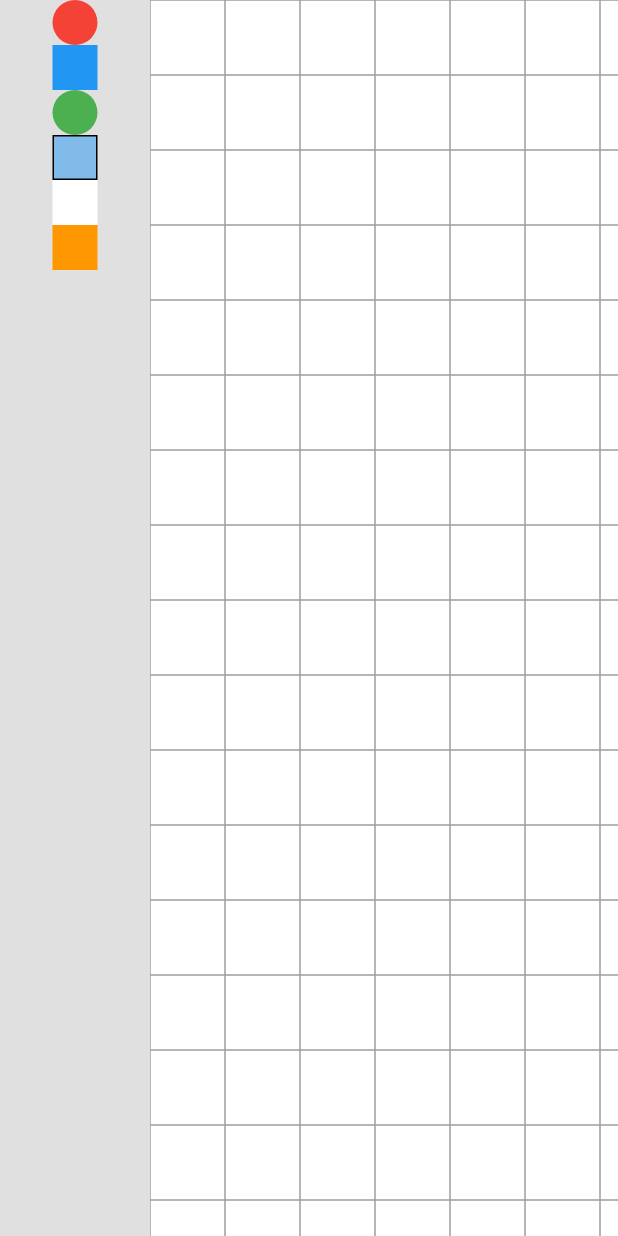
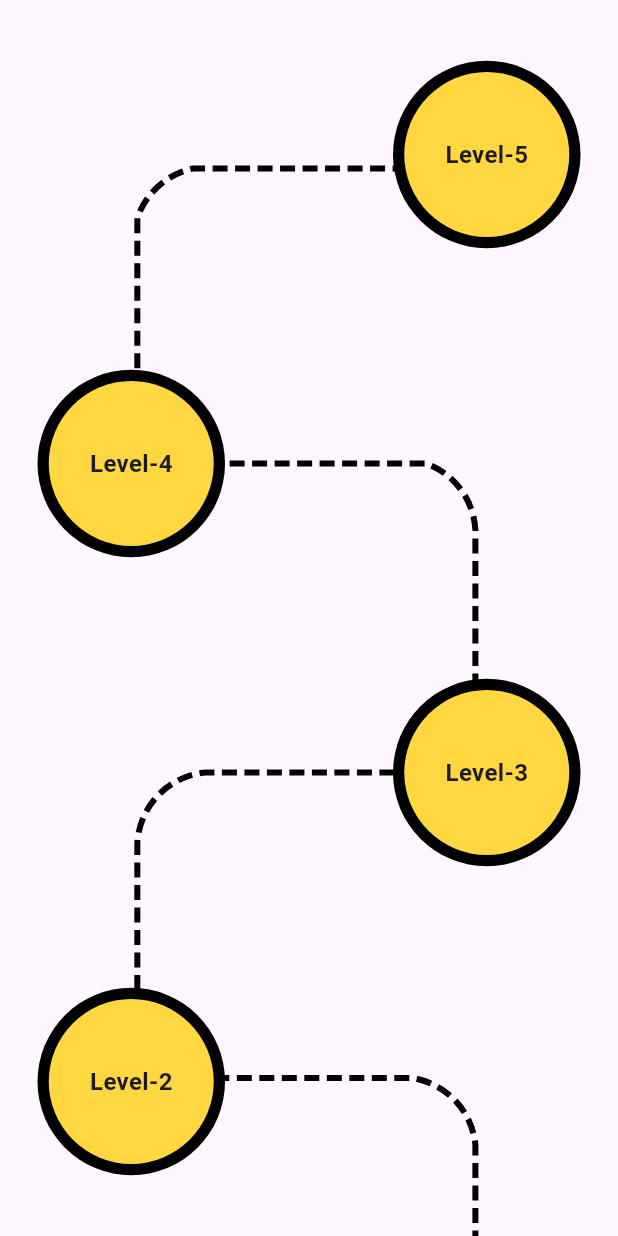
Before and after one commit to evepy/linzow, a Flutter app: the screen it shows after launch, on a phone screen of 412 x 824 dp. Run offline on Flutter 3.47's test engine with Material 3 defaults, Android fonts, the light colour scheme and no system bars.

Commit message:
about custom painter

```diff
--- a/lib/main.dart
+++ b/lib/main.dart
@@ -1,5 +1,6 @@
+import 'dart:ui';
+
 import 'package:flutter/material.dart';
-import 'package:flutter/gestures.dart';
 
 void main() {
   runApp(const WhiteboardApp());
@@ -28,281 +29,131 @@ class WhiteboardScreen extends StatefulWidget {
 }
 
 class WhiteboardScreenState extends State<WhiteboardScreen> {
-  final TransformationController _transformationController = TransformationController();
-  List<WhiteboardObject> _objects = [];
-  final GlobalKey _whiteboardKey = GlobalKey();
-  bool _isEraserSelected = false;
-  bool _isCrayonSelected = false;
-  WhiteboardObject? _selectedObject;
-  List<List<Offset>> _crayonDrawings = [];
-
-  @override
-  void dispose() {
-    _transformationController.dispose();
-    super.dispose();
-  }
-
-  void _handleDrop(BuildContext context, DragTargetDetails<WhiteboardObject> details) {
-    final RenderBox renderBox = _whiteboardKey.currentContext!.findRenderObject() as RenderBox;
-    final Offset localPosition = renderBox.globalToLocal(details.offset);
-
-    setState(() {
-      _objects.add(
-        WhiteboardObject(
-          position: localPosition,
-          color: details.data.color,
-          shape: details.data.shape,
-          isResizable: details.data.isResizable,
-        ),
-      );
-    });
-  }
-
-  void _handleTap(Offset position) {
-    if (_isEraserSelected) {
-      setState(() {
-        _objects.removeWhere((object) {
-          final rect = object.shape == BoxShape.circle
-              ? Rect.fromCircle(center: object.position, radius: 15)
-              : Rect.fromCenter(center: object.position, width: object.isResizable ? object.width : 30, height: object.isResizable ? object.height : 30);
-          return rect.contains(position);
-        });
-      });
-    } else if (_isCrayonSelected) {
-      setState(() {
-        if (_crayonDrawings.isEmpty || _crayonDrawings.last.isNotEmpty) {
-          _crayonDrawings.add([]);
-        }
-        _crayonDrawings.last.add(position);
-      });
-    } else {
-      bool objectTapped = false;
-      for (int i = 0; i < _objects.length; i++) {
-        final object = _objects[i];
-        final rect = object.shape == BoxShape.circle
-            ? Rect.fromCircle(center: object.position, radius: 15)
-            : Rect.fromCenter(center: object.position, width: object.isResizable ? object.width : 30, height: object.isResizable ? object.height : 30);
-        if (rect.contains(position)) {
-          setState(() {
-            _objects[i].isSelected = !_objects[i].isSelected;
-            _selectedObject = _objects[i].isSelected ? _objects[i] : null;
-          });
-          objectTapped = true;
-          break;
-        }
-      }
-      if (!objectTapped) {
-        setState(() {
-          for (final object in _objects) {
-            object.isSelected = false;
-          }
-          _selectedObject = null;
-        });
-      }
-    }
-  }
-
-  void _handlePanUpdate(DragUpdateDetails details) {
-    if (_selectedObject != null) {
-      setState(() {
-        _selectedObject!.position += Offset(details.delta.dx, 0); // Only horizontal movement
-      });
-    } else if (_isCrayonSelected) {
-      setState(() {
-        if (_crayonDrawings.isEmpty || _crayonDrawings.last.isEmpty) {
-          _crayonDrawings.add([]);
-        }
-        _crayonDrawings.last.add(details.localPosition);
-      });
-    }
-  }
+  List<String> levels = [
+    'Start',
+    'Level-1',
+    'Level-2',
+    'Level-3',
+    'Level-4',
+    'Level-5'
+  ];
 
   @override
   Widget build(BuildContext context) {
     return Scaffold(
       body: Stack(
         children: [
-          Positioned.fill(
-            child: DragTarget<WhiteboardObject>(
-              onAcceptWithDetails: (details) => _handleDrop(context, details),
-              builder: (context, candidateData, rejectedData) {
-                return InteractiveViewer(
-                  transformationController: _transformationController,
-                  constrained: false,
-                  boundaryMargin: const EdgeInsets.symmetric(horizontal: 100),
-                  minScale: 0.5,
-                  maxScale: 3.0,
-                  child: Container(
-                    key: _whiteboardKey,
-                    width: MediaQuery.of(context).size.width,
-                    height: MediaQuery.of(context).size.height,
-                    color: Colors.white,
-                    child: GestureDetector(
-                      onTapDown: (details) => _handleTap(details.localPosition),
-                      onPanUpdate: _handlePanUpdate,
-                      child: CustomPaint(
-                        painter: GridPainter(_objects, _crayonDrawings),
+          SingleChildScrollView(
+            physics: const BouncingScrollPhysics(),
+            child: CustomPaint(
+              painter: DashLinePainter(),
+              child: GridView.builder(
+                itemCount: levels.length,
+                reverse: true,
+                shrinkWrap: true,
+                physics: const BouncingScrollPhysics(),
+                gridDelegate: const SliverGridDelegateWithFixedCrossAxisCount(
+                    crossAxisCount: 1, childAspectRatio: 2),
+                itemBuilder: (BuildContext context, int index) {
+                  return Row(
+                    mainAxisAlignment: (index % 2 == 0)
+                        ? MainAxisAlignment.start
+                        : MainAxisAlignment.end,
+                    children: [
+                      Padding(
+                        padding: const EdgeInsets.symmetric(horizontal: 25),
+                        child: Container(
+                          height: 125,
+                          width: 125,
+                          decoration: BoxDecoration(
+                            color: Colors.black,
+                            borderRadius: BorderRadius.circular(62.5),
+                          ),
+                          child: Center(
+                            child: Container(
+                              height: 110,
+                              width: 110,
+                              decoration: BoxDecoration(
+                                color: (index == 0)
+                                    ? Colors.green
+                                    : Colors.amberAccent,
+                                borderRadius: BorderRadius.circular(55),
+                              ),
+                              child: Center(
+                                child: Text(levels[index],
+                                    style: const TextStyle(
+                                        fontSize: 16, fontWeight: FontWeight.w600)),
+                              ),
+                            ),
+                          ),
+                        ),
                       ),
-                    ),
-                  ),
-                );
-              },
-            ),
-          ),
-          Positioned(
-            left: 0,
-            top: 0,
-            bottom: 0,
-            child: Container(
-              width: 100,
-              color: Colors.grey[300],
-              child: Column(
-                children: [
-                  Draggable<WhiteboardObject>(
-                    data: WhiteboardObject(color: Colors.red, shape: BoxShape.circle),
-                    feedback: _buildDraggableItem(Colors.red, BoxShape.circle),
-                    child: _buildDraggableItem(Colors.red, BoxShape.circle),
-                  ),
-                  Draggable<WhiteboardObject>(
-                    data: WhiteboardObject(color: Colors.blue, shape: BoxShape.rectangle),
-                    feedback: _buildDraggableItem(Colors.blue, BoxShape.rectangle),
-                    child: _buildDraggableItem(Colors.blue, BoxShape.rectangle),
-                  ),
-                  Draggable<WhiteboardObject>(
-                    data: WhiteboardObject(color: Colors.green, shape: BoxShape.circle),
-                    feedback: _buildDraggableItem(Colors.green, BoxShape.circle),
-                    child: _buildDraggableItem(Colors.green, BoxShape.circle),
-                  ),
-                  Draggable<WhiteboardObject>(
-                    data: WhiteboardObject(color: Colors.blue.withOpacity(0.5), shape: BoxShape.rectangle, isResizable: true),
-                    feedback: _buildDraggableItem(Colors.blue.withOpacity(0.5), BoxShape.rectangle, isResizable: true),
-                    child: _buildDraggableItem(Colors.blue.withOpacity(0.5), BoxShape.rectangle, isResizable: true),
-                  ),
-                  GestureDetector(
-                    onTap: () {
-                      setState(() {
-                        _isEraserSelected = !_isEraserSelected;
-                        _isCrayonSelected = false;
-                      });
-                    },
-                    child: _buildDraggableItem(Colors.white, BoxShape.rectangle, isResizable: false),
-                  ),
-                  GestureDetector(
-                    onTap: () {
-                      setState(() {
-                        if (_isCrayonSelected) {
-                          _crayonDrawings.add([]);
-                        }
-                        _isCrayonSelected = !_isCrayonSelected;
-                        _isEraserSelected = false;
-                      });
-                    },
-                    child: _buildDraggableItem(Colors.orange, BoxShape.rectangle, isResizable: false),
-                  ),
-                ],
+                    ],
+                  );
+                },
               ),
             ),
-          ),
+          )
         ],
       ),
+
     );
+
   }
 
-  Widget _buildDraggableItem(Color color, BoxShape shape, {bool isResizable = false}) {
-    return Container(
-      width: 30,
-      height: 30,
-      decoration: BoxDecoration(
-        color: color,
-        shape: shape,
-        border: isResizable ? Border.all(color: Colors.black) : null,
-      ),
-    );
-  }
 }
 
-class WhiteboardObject {
-  Offset position;
-  Color color;
-  BoxShape shape;
-  bool isResizable;
-  double width;
-  double height;
-  bool isSelected;
-
-  WhiteboardObject({
-    this.position = Offset.zero,
-    this.isSelected = false,
-    required this.color,
-    this.shape = BoxShape.circle,
-    this.isResizable = false,
-    this.width = 100,
-    this.height = 50,
-  });
-}
-
-class GridPainter extends CustomPainter {
-  final List<WhiteboardObject> objects;
-  final List<List<Offset>> crayonDrawings;
-  GridPainter(this.objects, this.crayonDrawings);
+class DashLinePainter extends CustomPainter {
+  final Paint _paint = Paint()
+    ..color = Colors.black
+    ..strokeWidth = 4.0
+    ..style = PaintingStyle.stroke
+    ..strokeJoin = StrokeJoin.round;
 
   @override
   void paint(Canvas canvas, Size size) {
-    final paint = Paint()
-      ..color = Colors.grey
-      ..strokeWidth = 1;
+    var path = Path()
+      ..moveTo(size.width / 4.5, size.height / 1.09)
+      ..lineTo(size.width / 4.5, size.height / 1.28)
+      ..arcToPoint(Offset(size.width / 3.2, size.height / 1.33),
+          radius: const Radius.circular(50), clockwise: true)
+      ..lineTo(size.width / 1.3, size.height / 1.33)
+      ..lineTo(size.width / 1.3, size.height / 1.62)
+      ..arcToPoint(Offset(size.width / 1.5, size.height / 1.72),
+          radius: const Radius.circular(50), clockwise: false)
+      ..lineTo(size.width / 4.5, size.height / 1.72)
+      ..lineTo(size.width / 4.5, size.height / 2.2)
+      ..arcToPoint(Offset(size.width / 3, size.height / 2.4),
+          radius: const Radius.circular(50), clockwise: true)
+      ..lineTo(size.width / 1.3, size.height / 2.4)
+      ..lineTo(size.width / 1.3, size.height / 3.5)
+      ..arcToPoint(Offset(size.width / 1.45, size.height / 4),
+          radius: const Radius.circular(50), clockwise: false)
+      ..lineTo(size.width / 4.5, size.height / 4)
+      ..lineTo(size.width / 4.5, size.height / 8.5)
+      ..arcToPoint(Offset(size.width / 3.2, size.height / 11),
+          radius: const Radius.circular(50), clockwise: true)
+      ..lineTo(size.width / 1.3, size.height / 11);
 
-    for (double i = 0; i <= size.width; i += 50) {
-      canvas.drawLine(Offset(i, 0), Offset(i, size.height), paint);
-    }
+    Path dashPath = Path();
 
-    for (double i = 0; i <= size.height; i += 50) {
-      canvas.drawLine(Offset(0, i), Offset(size.width, i), paint);
-    }
+    double dashWidth = 10.0;
+    double dashSpace = 5.0;
+    double distance = 0.0;
 
-    for (final object in objects) {
-      final objectPaint = Paint()..color = object.color;
-      if (object.shape == BoxShape.circle) {
-        canvas.drawCircle(object.position, 15, objectPaint);
-      } else if (object.shape == BoxShape.rectangle) {
-        if (object.isResizable) {
-          final rect = Rect.fromCenter(center: object.position, width: object.width, height: object.height);
-          canvas.drawRect(rect, Paint()..color = Colors.white); // Fondo blanco
-          canvas.drawRect(rect, Paint()
-            ..color = Colors.blue.withOpacity(0.5)
-            ..style = PaintingStyle.stroke
-            ..strokeWidth = 2);
-          if (object.isSelected) {
-            canvas.drawRect(rect, Paint()
-              ..color = Colors.black
-              ..style = PaintingStyle.stroke
-              ..strokeWidth = 2);
-          }
-        } else {
-          final rect = Rect.fromCenter(center: object.position, width: 30, height: 30);
-          canvas.drawRect(rect, objectPaint);
-          if (object.isSelected) {
-            canvas.drawRect(rect, Paint()
-              ..color = Colors.black
-              ..style = PaintingStyle.stroke
-              ..strokeWidth = 2);
-          }
-        }
+    for (PathMetric pathMetric in path.computeMetrics()) {
+      while (distance < pathMetric.length) {
+        dashPath.addPath(
+          pathMetric.extractPath(distance, distance + dashWidth),
+          Offset.zero,
+        );
+        distance += dashWidth;
+        distance += dashSpace;
       }
     }
-
-    final crayonPaint = Paint()
-      ..color = Colors.orange
-      ..strokeWidth = 3
-      ..strokeCap = StrokeCap.round;
-
-    for (final drawing in crayonDrawings) {
-      for (int i = 0; i < drawing.length - 1; i++) {
-        canvas.drawLine(drawing[i], drawing[i + 1], crayonPaint);
-      }
-    }
+    canvas.drawPath(dashPath, _paint);
   }
 
   @override
-  bool shouldRepaint(covariant CustomPainter oldDelegate) => true;
+  bool shouldRepaint(DashLinePainter oldDelegate) => true;
 }
```
